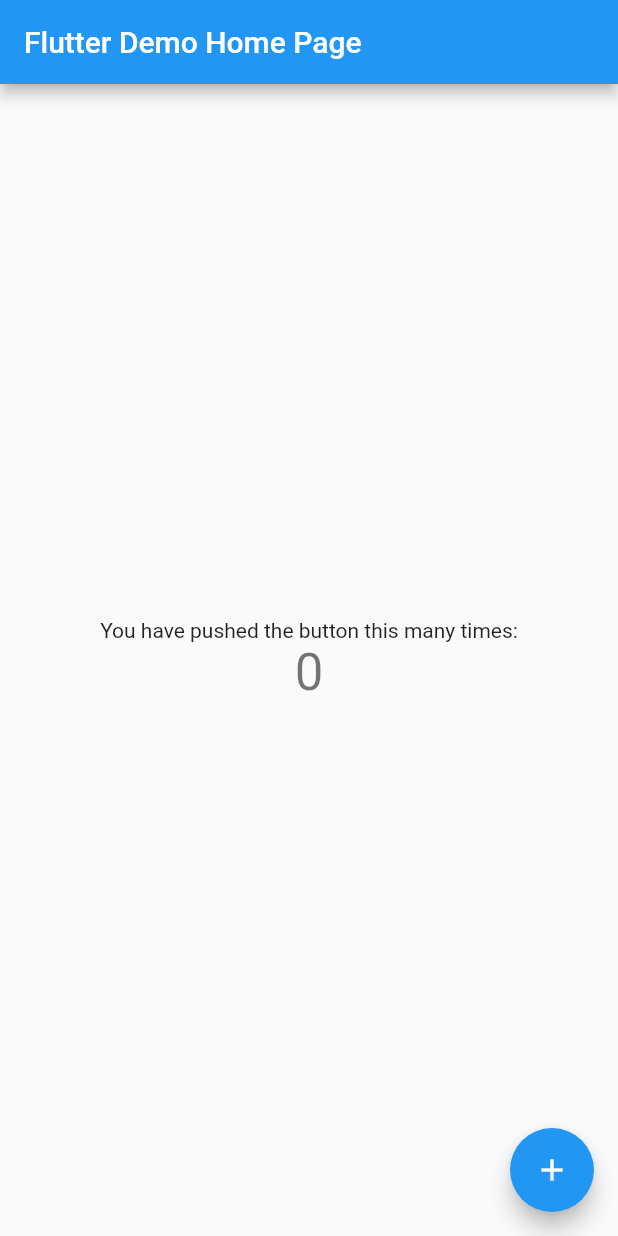
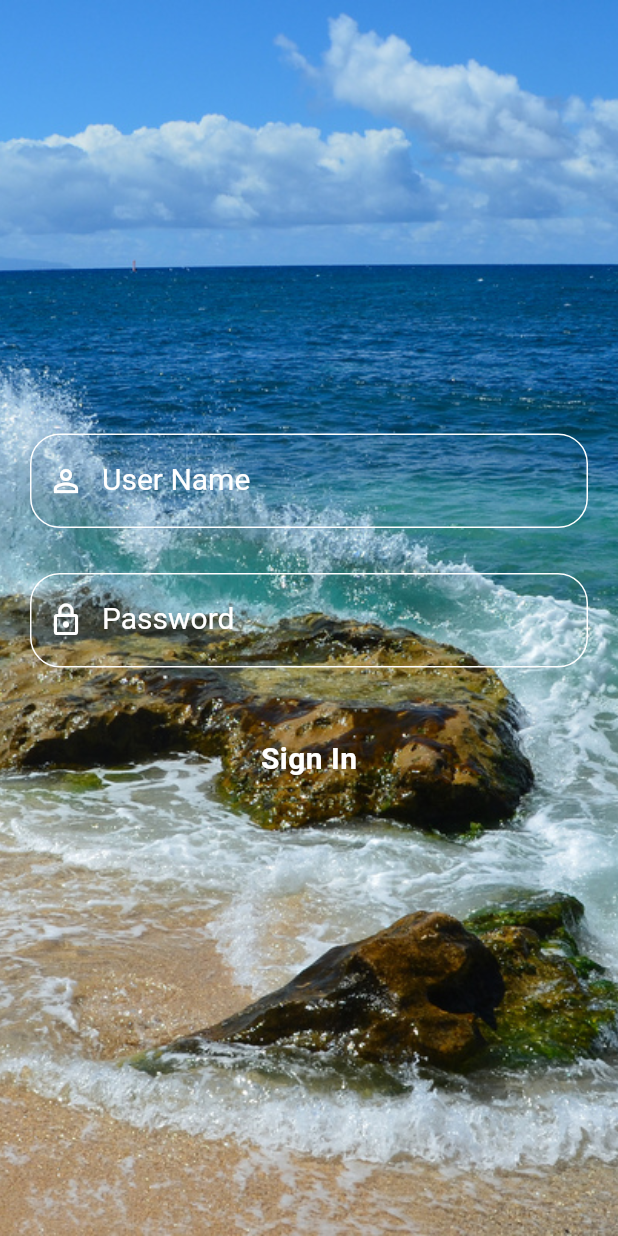
Before and after one commit to hlongpt1999/luan_van, a Flutter app: the screen it shows after launch, on a phone screen of 412 x 824 dp. Run offline on Flutter 3.47's test engine with Material 2 defaults, Android fonts, the phone set to English and light mode, and no system bars; statements that could not run were skipped.

Commit message:
[Create] Login + component UI

```diff
--- /dev/null
+++ b/lib/Screens/Login/LoginScreen.dart
@@ -0,0 +1,45 @@
+import 'package:flutter/cupertino.dart';
+import 'package:flutter/material.dart';
+import 'package:luan_van/resources/styles.dart';
+import 'package:luan_van/component/LoginForm.dart';
+import 'package:luan_van/resources/button_circle_max.dart';
+import 'package:luan_van/screens/signup/SignUpScreen.dart';
+
+class LoginScreen extends StatefulWidget{
+  @override
+  State<StatefulWidget> createState() {
+    return LoginScreenState();
+  }
+}
+
+class LoginScreenState extends State<LoginScreen>{
+  @override
+  Widget build(BuildContext context) {
+    return Scaffold(
+      resizeToAvoidBottomPadding: false, // Not move screen when show keyboard
+      body: Container(
+        decoration: new BoxDecoration(image: backgroundImage,),
+        child: Center(
+          child: Column(
+            mainAxisAlignment: MainAxisAlignment.center,
+            children: <Widget>[
+              LoginForm(context),
+
+              //Space between 2 TextForm.
+              SizedBox(height: 30,),
+
+              InkWell(
+                onTap: (){
+                  setState(() {
+                    Navigator.push(context, MaterialPageRoute(builder: (context)=> SignUpScreen()));
+                  });
+                },
+                child: ButtonCircleMax(context, "Sign In"),
+              ),
+            ],
+          ),
+        ),
+      ),
+    );
+  }
+}
--- /dev/null
+++ b/lib/component/LoginForm.dart
@@ -0,0 +1,70 @@
+import 'package:flutter/cupertino.dart';
+import 'package:flutter/material.dart';
+
+Widget LoginForm(BuildContext context){
+  return Container(
+    margin: new EdgeInsets.symmetric(horizontal: 20.0),
+    child: new Column(
+      mainAxisAlignment: MainAxisAlignment.spaceEvenly,
+      children: <Widget>[
+        new Form(
+            child: new Column(
+              mainAxisAlignment: MainAxisAlignment.spaceAround,
+              children: <Widget>[
+                TextFormField(
+                  decoration: const InputDecoration(
+                    hintText: "User name",
+                    labelText: "User Name",
+                    labelStyle: TextStyle(color: Colors.white),
+                    enabledBorder: OutlineInputBorder(
+                        borderSide: BorderSide(
+                          color: Colors.white,
+                        ),
+                        borderRadius: const BorderRadius.all(Radius.circular(20))
+                    ),
+                    focusedBorder: OutlineInputBorder(
+                        borderSide: BorderSide(
+                          color: Colors.white,
+                        ),
+                        borderRadius: const BorderRadius.all(Radius.circular(20))
+                    ),
+                    prefixIcon: Icon(
+                      Icons.person_outline,
+                      color: Colors.white,),
+                  ),
+                  style: TextStyle(fontSize: 20),
+                ),
+
+                //Space between 2 TextForm.
+                SizedBox(height: 30,),
+
+                TextFormField(
+                  obscureText: true,
+                  decoration: const InputDecoration(
+                    hintText: "Password",
+                    labelText: "Password",
+                    labelStyle: TextStyle(color: Colors.white),
+                    enabledBorder: OutlineInputBorder(
+                        borderSide: BorderSide(
+                          color: Colors.white,
+                        ),
+                        borderRadius: const BorderRadius.all(Radius.circular(20))
+                    ),
+                    focusedBorder: OutlineInputBorder(
+                        borderSide: BorderSide(
+                          color: Colors.white,
+                        ),
+                        borderRadius: const BorderRadius.all(Radius.circular(20))
+                    ),
+                    prefixIcon: Icon(
+                      Icons.lock_outline,
+                      color: Colors.white,),
+                  ),
+                  style: TextStyle(fontSize: 20),
+                ),
+              ],
+            )),
+      ],
+    ),
+  );
+}
--- a/lib/main.dart
+++ b/lib/main.dart
@@ -1,117 +1,11 @@
+import 'package:flutter/cupertino.dart';
 import 'package:flutter/material.dart';
+import 'screens/login/LoginScreen.dart';
 
-void main() {
-  runApp(MyApp());
+void main (){
+  runApp(
+    new MaterialApp(
+      home: LoginScreen(),
+    )
+  );
 }
-
-class MyApp extends StatelessWidget {
-  // This widget is the root of your application.
-  @override
-  Widget build(BuildContext context) {
-    return MaterialApp(
-      title: 'Flutter Demo',
-      theme: ThemeData(
-        // This is the theme of your application.
-        //
-        // Try running your application with "flutter run". You'll see the
-        // application has a blue toolbar. Then, without quitting the app, try
-        // changing the primarySwatch below to Colors.green and then invoke
-        // "hot reload" (press "r" in the console where you ran "flutter run",
-        // or simply save your changes to "hot reload" in a Flutter IDE).
-        // Notice that the counter didn't reset back to zero; the application
-        // is not restarted.
-        primarySwatch: Colors.blue,
-        // This makes the visual density adapt to the platform that you run
-        // the app on. For desktop platforms, the controls will be smaller and
-        // closer together (more dense) than on mobile platforms.
-        visualDensity: VisualDensity.adaptivePlatformDensity,
-      ),
-      home: MyHomePage(title: 'Flutter Demo Home Page'),
-    );
-  }
-}
-
-class MyHomePage extends StatefulWidget {
-  MyHomePage({Key key, this.title}) : super(key: key);
-
-  // This widget is the home page of your application. It is stateful, meaning
-  // that it has a State object (defined below) that contains fields that affect
-  // how it looks.
-
-  // This class is the configuration for the state. It holds the values (in this
-  // case the title) provided by the parent (in this case the App widget) and
-  // used by the build method of the State. Fields in a Widget subclass are
-  // always marked "final".
-
-  final String title;
-
-  @override
-  _MyHomePageState createState() => _MyHomePageState();
-}
-
-class _MyHomePageState extends State<MyHomePage> {
-  int _counter = 0;
-
-  void _incrementCounter() {
-    setState(() {
-      // This call to setState tells the Flutter framework that something has
-      // changed in this State, which causes it to rerun the build method below
-      // so that the display can reflect the updated values. If we changed
-      // _counter without calling setState(), then the build method would not be
-      // called again, and so nothing would appear to happen.
-      _counter++;
-    });
-  }
-
-  @override
-  Widget build(BuildContext context) {
-    // This method is rerun every time setState is called, for instance as done
-    // by the _incrementCounter method above.
-    //
-    // The Flutter framework has been optimized to make rerunning build methods
-    // fast, so that you can just rebuild anything that needs updating rather
-    // than having to individually change instances of widgets.
-    return Scaffold(
-      appBar: AppBar(
-        // Here we take the value from the MyHomePage object that was created by
-        // the App.build method, and use it to set our appbar title.
-        title: Text(widget.title),
-      ),
-      body: Center(
-        // Center is a layout widget. It takes a single child and positions it
-        // in the middle of the parent.
-        child: Column(
-          // Column is also a layout widget. It takes a list of children and
-          // arranges them vertically. By default, it sizes itself to fit its
-          // children horizontally, and tries to be as tall as its parent.
-          //
-          // Invoke "debug painting" (press "p" in the console, choose the
-          // "Toggle Debug Paint" action from the Flutter Inspector in Android
-          // Studio, or the "Toggle Debug Paint" command in Visual Studio Code)
-          // to see the wireframe for each widget.
-          //
-          // Column has various properties to control how it sizes itself and
-          // how it positions its children. Here we use mainAxisAlignment to
-          // center the children vertically; the main axis here is the vertical
-          // axis because Columns are vertical (the cross axis would be
-          // horizontal).
-          mainAxisAlignment: MainAxisAlignment.center,
-          children: <Widget>[
-            Text(
-              'You have pushed the button this many times:',
-            ),
-            Text(
-              '$_counter',
-              style: Theme.of(context).textTheme.headline4,
-            ),
-          ],
-        ),
-      ),
-      floatingActionButton: FloatingActionButton(
-        onPressed: _incrementCounter,
-        tooltip: 'Increment',
-        child: Icon(Icons.add),
-      ), // This trailing comma makes auto-formatting nicer for build methods.
-    );
-  }
-}
--- /dev/null
+++ b/lib/resources/button_circle_max.dart
@@ -0,0 +1,23 @@
+import 'package:flutter/cupertino.dart';
+import 'package:flutter/material.dart';
+
+Widget ButtonCircleMax (BuildContext context, String _text){
+  return Container(
+    width: 320.0,
+    height: 60.0,
+    alignment: FractionalOffset.center,
+    decoration: new BoxDecoration(
+      color: Colors.background,
+      borderRadius: new BorderRadius.all(const Radius.circular(20.0)),
+    ),
+    child: new Text(
+      _text,
+      style: new TextStyle(
+        color: Colors.white,
+        fontSize: 20.0,
+        fontWeight: FontWeight.bold,
+        letterSpacing: 0.3,
+      ),
+    ),
+  );
+}
--- /dev/null
+++ b/lib/resources/styles.dart
@@ -0,0 +1,11 @@
+import 'package:flutter/material.dart';
+
+DecorationImage backgroundImage = new DecorationImage(
+  image: new ExactAssetImage('assets/login.jpg'),
+  fit: BoxFit.cover,
+);
+
+DecorationImage tick = new DecorationImage(
+  image: new ExactAssetImage('assets/tick.png'),
+  fit: BoxFit.cover,
+);
--- a/pubspec.yaml
+++ b/pubspec.yaml
@@ -28,6 +28,7 @@
   # The following adds the Cupertino Icons font to your application.
   # Use with the CupertinoIcons class for iOS style icons.
   cupertino_icons: ^1.0.0
+  intl: ^0.16.0
 
 dev_dependencies:
   flutter_test:
@@ -45,7 +46,8 @@
   uses-material-design: true
 
   # To add assets to your application, add an assets section, like this:
-  # assets:
+  assets:
+    - assets/
   #   - images/a_dot_burr.jpeg
   #   - images/a_dot_ham.jpeg
 
```
Also changed, not shown: lib/Screens/Signup/SignUpScreen.dart (added, +30 -0 lines), lib/resources/button_outline.dart (added, +15 -0 lines), lib/resources/button_radius_big.dart (added, +37 -0 lines), assets/avatars/avatar-1.jpg (added), assets/avatars/avatar-2.jpg (added), assets/avatars/avatar-3.jpg (added), assets/avatars/avatar-4.jpg (added), assets/avatars/avatar-5.jpg (added), assets/avatars/avatar-6.jpg (added), assets/avatars/default-avatar.jpg (added), assets/home.jpeg (added), assets/login.jpg (added), assets/tick.png (added), pubspec.lock, 1 other file.
